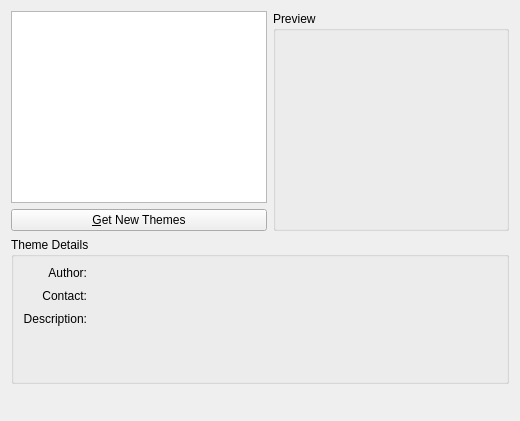
Old version of the form kgamethemeselector.ui in the repository KDE/libkdegames.
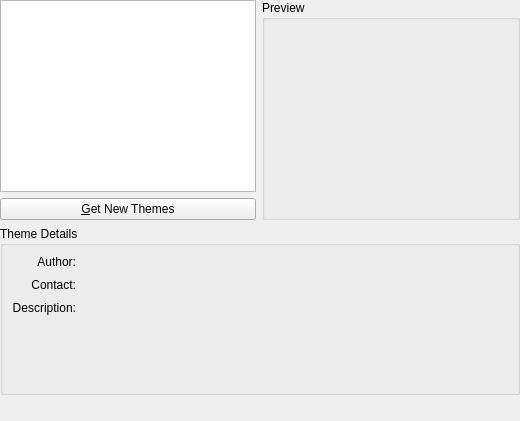
New version of the form.

Commit message: Removed an unnecessary outer margin.

Diff of the .ui file:
```diff
--- a/kgamethemeselector.ui
+++ b/kgamethemeselector.ui
@@ -10,6 +10,9 @@
    </rect>
   </property>
   <layout class="QVBoxLayout" name="verticalLayout" >
+   <property name="margin" >
+    <number>0</number>
+   </property>
    <item>
     <layout class="QHBoxLayout" >
      <item>
```
